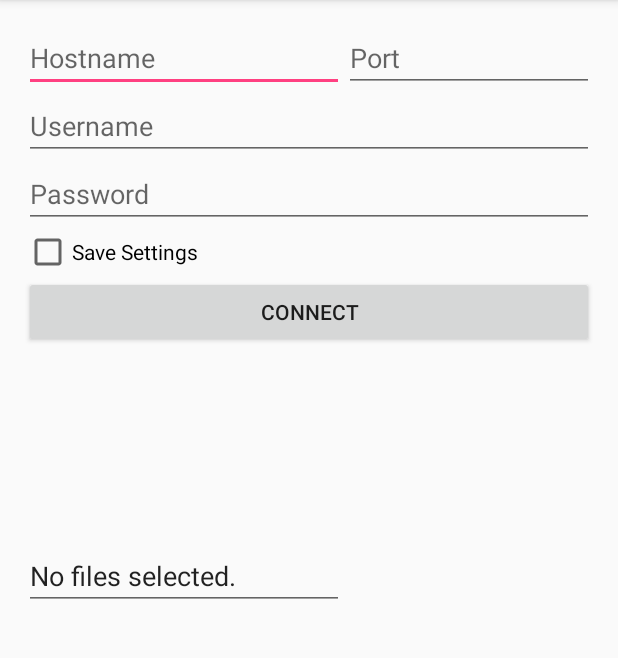
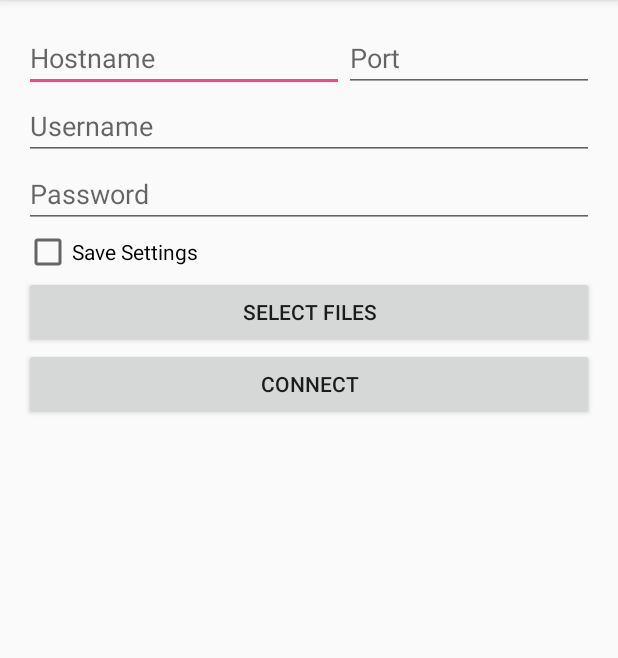
Before and after one commit to maximberezin97/AutoUploadFiles-Android, an Android app: the screen it shows after launch (LoginActivity), on a phone screen of 412 x 824 dp, the part 84-742 px from its top. Run offline under Robolectric (Android 15) with nearby library versions, the phone set to English and light mode, and no system bars.

Commit message:
Ask for user's permission to read files. Toast if permission denied. Add Select Files button.

```diff
--- a/app/src/main/AndroidManifest.xml
+++ b/app/src/main/AndroidManifest.xml
@@ -1,6 +1,8 @@
 <?xml version="1.0" encoding="utf-8"?>
 <manifest xmlns:android="http://schemas.android.com/apk/res/android"
     package="com.berezin.maxim.autouploadfiles">
+
+    <uses-permission android:name="android.permission.READ_EXTERNAL_STORAGE" />
 
     <application
         android:allowBackup="true"
--- a/app/src/main/res/layout/activity_login.xml
+++ b/app/src/main/res/layout/activity_login.xml
@@ -69,25 +69,21 @@
         android:id="@+id/checkBoxSaveSettings" />
 
     <Button
+        android:text="Select Files"
+        android:layout_width="match_parent"
+        android:layout_height="wrap_content"
+        android:id="@+id/buttonSelectFiles"
+        android:layout_below="@+id/checkBoxSaveSettings"
+        android:layout_alignLeft="@+id/buttonConnect"
+        android:layout_alignStart="@+id/buttonConnect" />
+
+    <Button
         android:text="Connect"
         android:layout_width="match_parent"
         android:layout_height="wrap_content"
         android:id="@+id/buttonConnect"
-        android:layout_below="@+id/checkBoxSaveSettings"
-        android:layout_alignParentLeft="true"
-        android:layout_alignParentStart="true" />
-
-    <EditText
-        android:layout_width="wrap_content"
-        android:inputType="textMultiLine"
-        android:ems="10"
-        android:id="@+id/editTextFileList"
-        android:text="No files selected."
-        android:singleLine="false"
-        android:selectAllOnFocus="false"
-        android:layout_height="wrap_content"
-        android:layout_centerVertical="true"
-        android:layout_alignParentLeft="true"
-        android:layout_alignParentStart="true" />
+        android:layout_below="@+id/buttonSelectFiles"
+        android:layout_alignParentRight="true"
+        android:layout_alignParentEnd="true" />
 
 </RelativeLayout>
```
Also changed, not shown: app/src/main/java/com/berezin/maxim/autouploadfiles/LoginActivity.java (+51 -8 lines).
